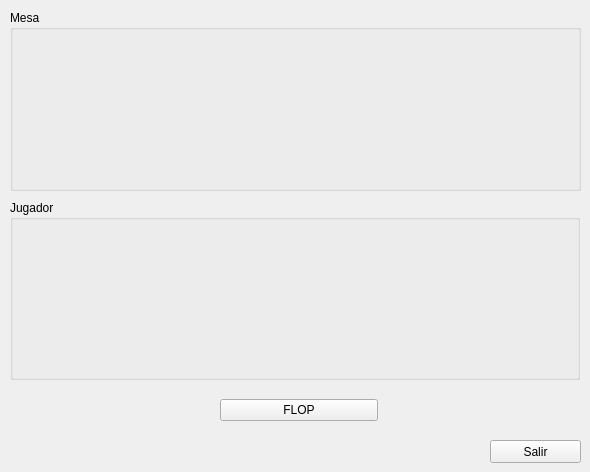
Above: lib/gui.ui from camador/poker_trainer before the change. Below: the same form after it.
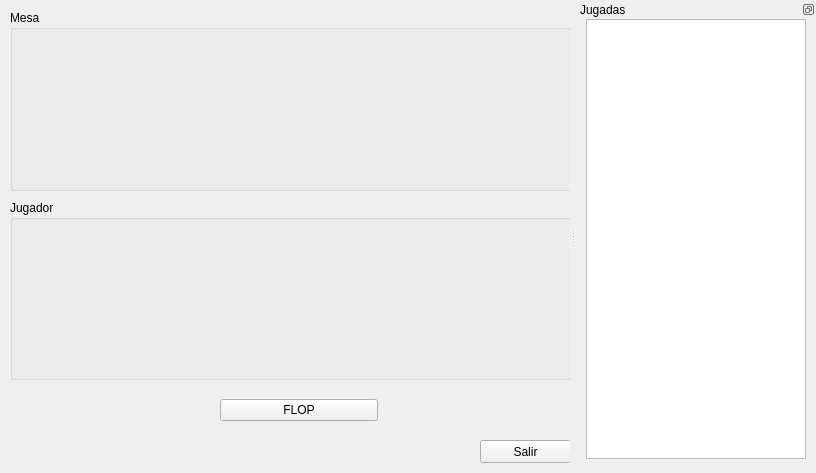
That is the form after the change. Icons and pictures are not drawn.

Commit message: Añadido dock lateral con una lista que almacenará las jugadas

```diff
--- a/lib/gui.ui
+++ b/lib/gui.ui
@@ -6,8 +6,8 @@
    <rect>
     <x>0</x>
     <y>0</y>
-    <width>590</width>
-    <height>472</height>
+    <width>816</width>
+    <height>473</height>
    </rect>
   </property>
   <property name="windowTitle">
@@ -17,7 +17,7 @@
    <widget class="QPushButton" name="pbtSalir">
     <property name="geometry">
      <rect>
-      <x>490</x>
+      <x>480</x>
       <y>440</y>
       <width>91</width>
       <height>23</height>
@@ -319,6 +319,48 @@
    <zorder>grbMesa</zorder>
    <zorder>pbtPaso</zorder>
   </widget>
+  <widget class="QDockWidget" name="dckJugadas">
+   <property name="minimumSize">
+    <size>
+     <width>240</width>
+     <height>157</height>
+    </size>
+   </property>
+   <property name="features">
+    <set>QDockWidget::DockWidgetFloatable|QDockWidget::DockWidgetMovable</set>
+   </property>
+   <property name="allowedAreas">
+    <set>Qt::LeftDockWidgetArea|Qt::RightDockWidgetArea</set>
+   </property>
+   <property name="windowTitle">
+    <string>Jugadas</string>
+   </property>
+   <attribute name="dockWidgetArea">
+    <number>2</number>
+   </attribute>
+   <widget class="QWidget" name="dockWidgetContents">
+    <widget class="QListWidget" name="lsvJugadas">
+     <property name="geometry">
+      <rect>
+       <x>10</x>
+       <y>0</y>
+       <width>220</width>
+       <height>440</height>
+      </rect>
+     </property>
+    </widget>
+   </widget>
+  </widget>
+  <action name="action_Ayuda">
+   <property name="text">
+    <string>&amp;Ayuda</string>
+   </property>
+  </action>
+  <action name="action_Acerca_de">
+   <property name="text">
+    <string>&amp;Acerca de...</string>
+   </property>
+  </action>
  </widget>
  <tabstops>
   <tabstop>pbtPaso</tabstop>
```
Left out of the diff: 5 changed lines with no effect on the pictures.
